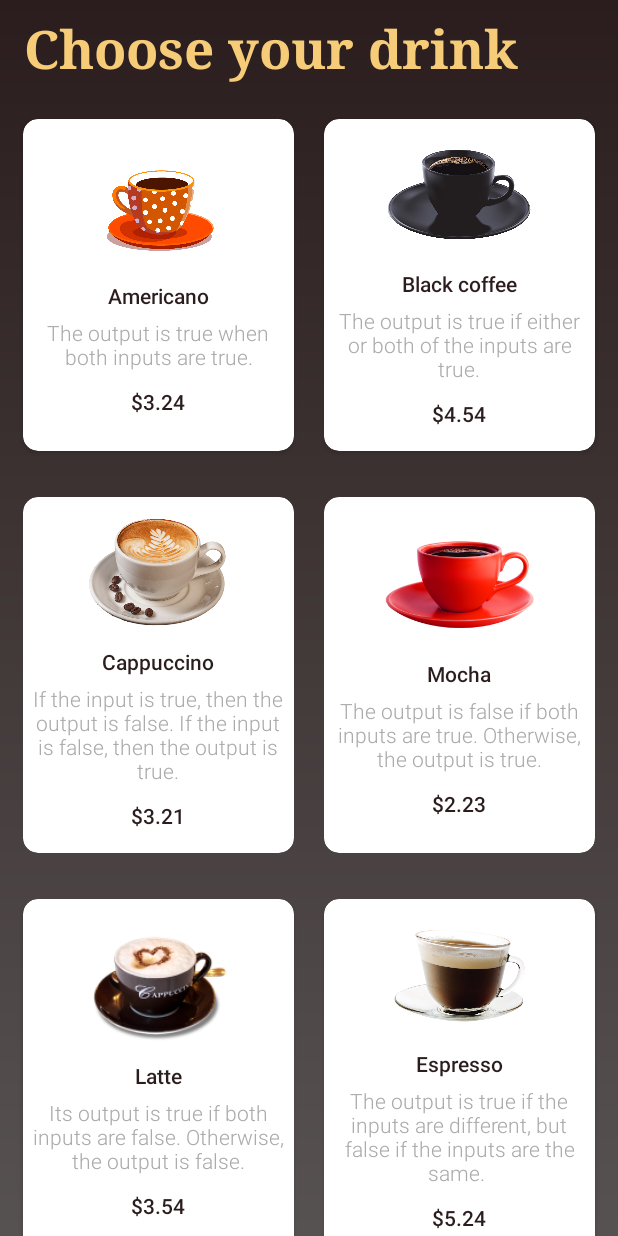
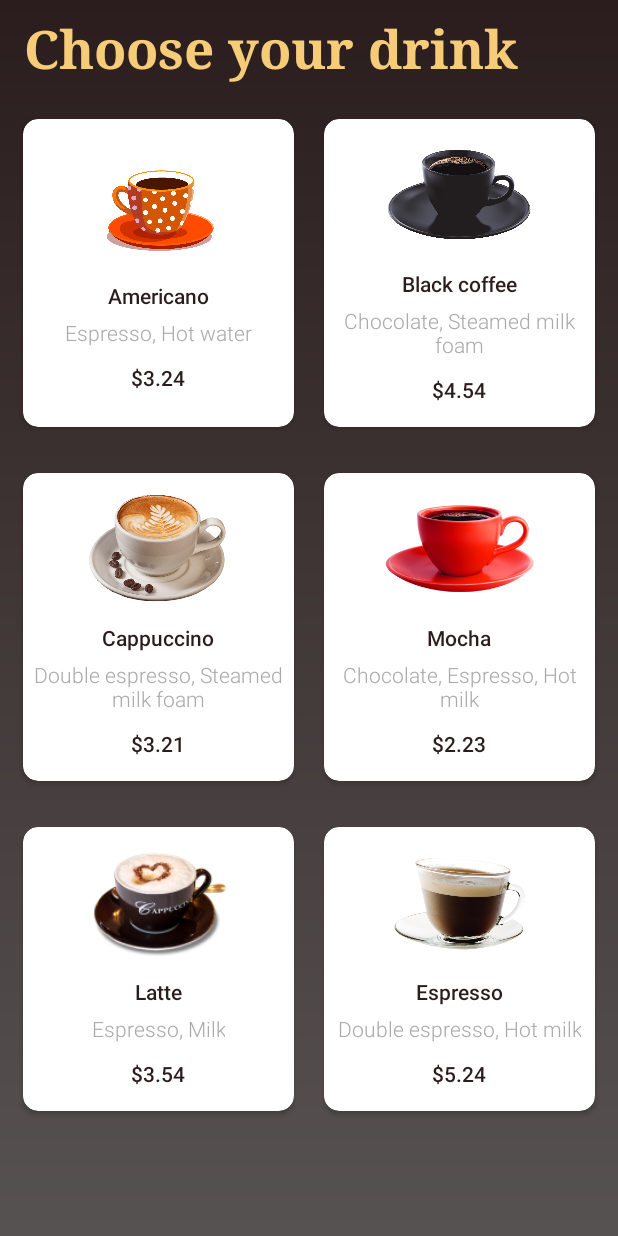
Before and after one commit to CodeWithSouma/Coffee-Order-App, an Android app: the screen it shows after launch (DashBoard), on a phone screen of 412 x 824 dp. Run offline under Robolectric (Android 15) with nearby library versions, the phone set to English and light mode, and no system bars.

Commit message:
prepare all coffee description

```diff
--- a/app/src/main/res/layout/dashboard.xml
+++ b/app/src/main/res/layout/dashboard.xml
@@ -66,19 +66,19 @@
                         <TextView
                             android:layout_width="wrap_content"
                             android:layout_height="wrap_content"
+                            android:fontFamily="sans-serif-light"
                             android:text="@string/americano"
                             android:textColor="@color/coffee_color"
-                            android:fontFamily="sans-serif-light"
                             android:textStyle="bold" />
 
 
                         <TextView
                             android:layout_width="wrap_content"
                             android:layout_height="wrap_content"
+                            android:fontFamily="sans-serif-light"
                             android:gravity="center"
                             android:padding="@dimen/description_padding"
-                            android:text="The output is true when both inputs are true."
-                            android:fontFamily="sans-serif-light"
+                            android:text="@string/americano_desc"
                             android:textColor="@android:color/darker_gray" />
 
                         <TextView
@@ -122,8 +122,8 @@
                         <TextView
                             android:layout_width="wrap_content"
                             android:layout_height="wrap_content"
+                            android:fontFamily="sans-serif-light"
                             android:text="@string/black_coffee"
-                            android:fontFamily="sans-serif-light"
                             android:textColor="@color/coffee_color"
                             android:textStyle="bold" />
 
@@ -131,10 +131,10 @@
                         <TextView
                             android:layout_width="wrap_content"
                             android:layout_height="wrap_content"
+                            android:fontFamily="sans-serif-light"
                             android:gravity="center"
                             android:padding="@dimen/description_padding"
-                            android:fontFamily="sans-serif-light"
-                            android:text="The output is true if either or both of the inputs are true."
+                            android:text="@string/black_coffee_desc"
                             android:textColor="@android:color/darker_gray" />
 
                         <TextView
@@ -142,8 +142,8 @@
                             android:layout_height="wrap_content"
                             android:layout_marginTop="@dimen/margin_5dp"
                             android:layout_marginBottom="@dimen/margin_15dp"
+                            android:fontFamily="sans-serif-light"
                             android:text="$4.54"
-                            android:fontFamily="sans-serif-light"
                             android:textColor="@color/coffee_color"
                             android:textStyle="bold" />
 
@@ -187,8 +187,8 @@
                         <TextView
                             android:layout_width="wrap_content"
                             android:layout_height="wrap_content"
+                            android:fontFamily="sans-serif-light"
                             android:text="@string/cappuccino"
-                            android:fontFamily="sans-serif-light"
                             android:textColor="@color/coffee_color"
                             android:textStyle="bold" />
 
@@ -196,10 +196,10 @@
                         <TextView
                             android:layout_width="wrap_content"
                             android:layout_height="wrap_content"
+                            android:fontFamily="sans-serif-light"
                             android:gravity="center"
-                            android:fontFamily="sans-serif-light"
                             android:padding="@dimen/description_padding"
-                            android:text="If the input is true, then the output is false. If the input is false, then the output is true."
+                            android:text="@string/cappuccino_desc"
                             android:textColor="@android:color/darker_gray" />
 
                         <TextView
@@ -207,8 +207,8 @@
                             android:layout_height="wrap_content"
                             android:layout_marginTop="@dimen/margin_5dp"
                             android:layout_marginBottom="@dimen/margin_15dp"
+                            android:fontFamily="sans-serif-light"
                             android:text="$3.21"
-                            android:fontFamily="sans-serif-light"
                             android:textColor="@color/coffee_color"
                             android:textStyle="bold" />
 
@@ -243,19 +243,19 @@
                         <TextView
                             android:layout_width="wrap_content"
                             android:layout_height="wrap_content"
+                            android:fontFamily="sans-serif-light"
                             android:text="@string/mocha"
                             android:textColor="@color/coffee_color"
-                            android:fontFamily="sans-serif-light"
                             android:textStyle="bold" />
 
 
                         <TextView
                             android:layout_width="wrap_content"
                             android:layout_height="wrap_content"
+                            android:fontFamily="sans-serif-light"
                             android:gravity="center"
                             android:padding="@dimen/description_padding"
-                            android:fontFamily="sans-serif-light"
-                            android:text="The output is false if both inputs are true. Otherwise, the output is true."
+                            android:text="@string/mocha_desc"
                             android:textColor="@android:color/darker_gray" />
 
                         <TextView
@@ -308,20 +308,20 @@
                         <TextView
                             android:layout_width="wrap_content"
                             android:layout_height="wrap_content"
+                            android:fontFamily="sans-serif-light"
                             android:text="@string/latte"
                             android:textColor="@color/coffee_color"
-                            android:fontFamily="sans-serif-light"
                             android:textStyle="bold" />
 
 
                         <TextView
                             android:layout_width="wrap_content"
                             android:layout_height="wrap_content"
+                            android:fontFamily="sans-serif-light"
                             android:gravity="center"
                             android:padding="@dimen/description_padding"
-                            android:text="Its output is true if both inputs are false. Otherwise, the output is false."
-                            android:textColor="@android:color/darker_gray"
-                            android:fontFamily="sans-serif-light" />
+                            android:text="@string/latte_desc"
+                            android:textColor="@android:color/darker_gray" />
 
                         <TextView
                             android:layout_width="wrap_content"
@@ -364,8 +364,8 @@
                         <TextView
                             android:layout_width="wrap_content"
                             android:layout_height="wrap_content"
+                            android:fontFamily="sans-serif-light"
                             android:text="@string/espresso"
-                            android:fontFamily="sans-serif-light"
                             android:textColor="@color/coffee_color"
                             android:textStyle="bold" />
 
@@ -373,10 +373,10 @@
                         <TextView
                             android:layout_width="wrap_content"
                             android:layout_height="wrap_content"
+                            android:fontFamily="sans-serif-light"
                             android:gravity="center"
-                            android:fontFamily="sans-serif-light"
                             android:padding="@dimen/description_padding"
-                            android:text="The output is true if the inputs are different, but false if the inputs are the same. "
+                            android:text="@string/espresso_desc"
                             android:textColor="@android:color/darker_gray" />
 
                         <TextView
--- a/app/src/main/res/values/strings.xml
+++ b/app/src/main/res/values/strings.xml
@@ -29,4 +29,19 @@
         <item>Espresso</item>
     </string-array>
 
+    <string name="americano_desc">Espresso, Hot water</string>
+    <string name="black_coffee_desc">Chocolate, Steamed milk foam</string>
+    <string name="cappuccino_desc">Double espresso, Steamed milk foam</string>
+    <string name="mocha_desc">Chocolate, Espresso, Hot milk</string>
+    <string name="latte_desc">Espresso, Milk</string>
+    <string name="espresso_desc">Double espresso, Hot milk</string>
+
+    <string-array name="coffee_description">
+        <item>Espresso, Hot water</item>
+        <item>Chocolate, Steamed milk foam</item>
+        <item>Double espresso, Steamed milk foam</item>
+        <item>Chocolate, Espresso, Hot milk</item>
+        <item>Espresso, Milk</item>
+        <item>Double espresso, Hot milk</item>
+    </string-array>
 </resources>
```
